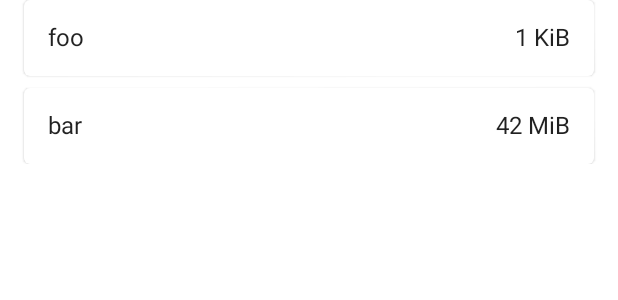
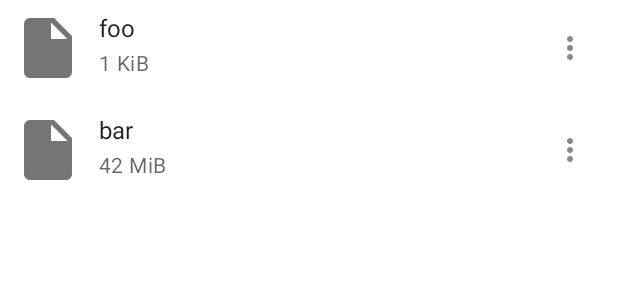
Before and after one commit to onionshare/onionshare-android, an Android app built with Jetpack Compose: the @Preview function FileListPreview, on a phone screen of 412 x 824 dp. Shown: the top 300 px of the screen. Run offline under Robolectric (Android 15) with nearby library versions, the phone set to English and light mode, and no system bars.

Commit message:
Allow to remove files from list

```diff
--- a/app/build.gradle
+++ b/app/build.gradle
@@ -59,6 +59,7 @@ dependencies {
     implementation 'com.google.android.material:material:1.4.0'
     implementation "androidx.compose.ui:ui:$compose_version"
     implementation "androidx.compose.material:material:$compose_version"
+    implementation "androidx.compose.material:material-icons-extended:$compose_version"
     implementation "androidx.compose.ui:ui-tooling-preview:$compose_version"
 
     implementation "com.google.dagger:hilt-android:$hilt_version"
--- a/app/src/main/java/org/onionshare/android/ui/FileList.kt
+++ b/app/src/main/java/org/onionshare/android/ui/FileList.kt
@@ -1,20 +1,34 @@
 package org.onionshare.android.ui
 
-import android.content.res.Configuration.UI_MODE_NIGHT_YES
 import android.net.Uri
 import androidx.compose.foundation.layout.Arrangement
-import androidx.compose.foundation.layout.PaddingValues
+import androidx.compose.foundation.layout.Column
 import androidx.compose.foundation.layout.Row
 import androidx.compose.foundation.layout.padding
+import androidx.compose.foundation.layout.size
 import androidx.compose.foundation.lazy.LazyColumn
 import androidx.compose.foundation.lazy.items
-import androidx.compose.material.Card
+import androidx.compose.material.ContentAlpha
+import androidx.compose.material.DropdownMenu
+import androidx.compose.material.DropdownMenuItem
+import androidx.compose.material.Icon
+import androidx.compose.material.IconButton
+import androidx.compose.material.LocalContentAlpha
+import androidx.compose.material.MaterialTheme
 import androidx.compose.material.Text
+import androidx.compose.material.icons.Icons
+import androidx.compose.material.icons.filled.InsertDriveFile
+import androidx.compose.material.icons.filled.MoreVert
 import androidx.compose.runtime.Composable
+import androidx.compose.runtime.CompositionLocalProvider
 import androidx.compose.runtime.State
+import androidx.compose.runtime.getValue
 import androidx.compose.runtime.mutableStateOf
 import androidx.compose.runtime.remember
+import androidx.compose.runtime.setValue
+import androidx.compose.ui.Alignment
 import androidx.compose.ui.Modifier
+import androidx.compose.ui.draw.alpha
 import androidx.compose.ui.tooling.preview.Preview
 import androidx.compose.ui.unit.dp
 import org.onionshare.android.files.FileManager
@@ -22,29 +36,89 @@ import org.onionshare.android.server.SendFile
 import org.onionshare.android.ui.theme.OnionshareTheme
 
 @Composable
-fun FileList(fileManagerState: State<FileManager.State>) {
+fun FileList(fileManagerState: State<FileManager.State>, onFileRemove: (SendFile) -> Unit) {
     val files = when (val state = fileManagerState.value) {
         is FileManager.State.FilesAdded -> state.files
         else -> error("Wrong state: $state")
     }
     LazyColumn(
-        verticalArrangement = Arrangement.spacedBy(8.dp),
-        contentPadding = PaddingValues(horizontal = 16.dp)
+        verticalArrangement = Arrangement.spacedBy(4.dp),
     ) {
         items(files) { file ->
-            Card {
-                Row {
-                    Text(file.basename, modifier = Modifier
-                        .padding(all = 16.dp)
-                        .weight(1f))
-                    Text(file.size_human, modifier = Modifier.padding(all = 16.dp))
+            FileRow(file, onFileRemove)
+        }
+    }
+}
+
+@Composable
+fun FileRow(file: SendFile, onFileRemove: (SendFile) -> Unit) {
+    Row(modifier = Modifier.padding(8.dp)) {
+        Icon(
+            imageVector = Icons.Filled.InsertDriveFile,
+            contentDescription = "test",
+            tint = MaterialTheme.colors.onSurface,
+            modifier = Modifier
+                .size(48.dp)
+                .alpha(0.54f)
+                .align(Alignment.CenterVertically)
+        )
+        Column(
+            modifier = Modifier
+                .weight(1f)
+                .padding(start = 8.dp)
+        ) {
+            Text(
+                text = file.basename,
+                style = MaterialTheme.typography.body1,
+                modifier = Modifier.padding(all = 2.dp),
+            )
+            CompositionLocalProvider(LocalContentAlpha provides ContentAlpha.medium) {
+                Text(
+                    text = file.size_human,
+                    style = MaterialTheme.typography.body2,
+                    modifier = Modifier.padding(all = 2.dp)
+                )
+            }
+        }
+        var expanded by remember { mutableStateOf(false) }
+        IconButton(
+            onClick = { expanded = true },
+            modifier = Modifier
+                .align(Alignment.CenterVertically)
+        ) {
+            Icon(
+                imageVector = Icons.Filled.MoreVert,
+                contentDescription = "test",
+                modifier = Modifier.alpha(0.54f)
+            )
+            DropdownMenu(
+                expanded = expanded,
+                onDismissRequest = { expanded = false },
+            ) {
+                DropdownMenuItem(
+                    onClick = {
+                        onFileRemove(file)
+                        expanded = false
+                    }
+                ) {
+                    Text("Remove")
                 }
             }
         }
     }
 }
 
-@Preview(showBackground = true, uiMode = UI_MODE_NIGHT_YES)
+@Preview(showBackground = true/*, uiMode = UI_MODE_NIGHT_YES*/)
+@Composable
+fun FileRowPreview() {
+    OnionshareTheme {
+        FileRow(
+            SendFile("foo", "1 KiB", Uri.parse("/foo"))
+        ) { }
+    }
+}
+
+@Preview(showBackground = true)
 @Composable
 fun FileListPreview() {
     OnionshareTheme {
@@ -55,6 +129,6 @@ fun FileListPreview() {
         val mutableState = remember {
             mutableStateOf(FileManager.State.FilesAdded(files))
         }
-        FileList(mutableState)
+        FileList(mutableState) {}
     }
 }
--- a/build.gradle
+++ b/build.gradle
@@ -2,7 +2,7 @@ buildscript {
     ext {
         kotlin_version = '1.5.31'
         hilt_version = '2.40'
-        compose_version = '1.0.4'
+        compose_version = '1.0.5'
     }
     repositories {
         google()
```
Also changed, not shown: app/src/main/java/org/onionshare/android/ui/MainActivity.kt (+16 -7 lines), app/src/main/java/org/onionshare/android/ui/MainViewModel.kt (+11 -0 lines).
